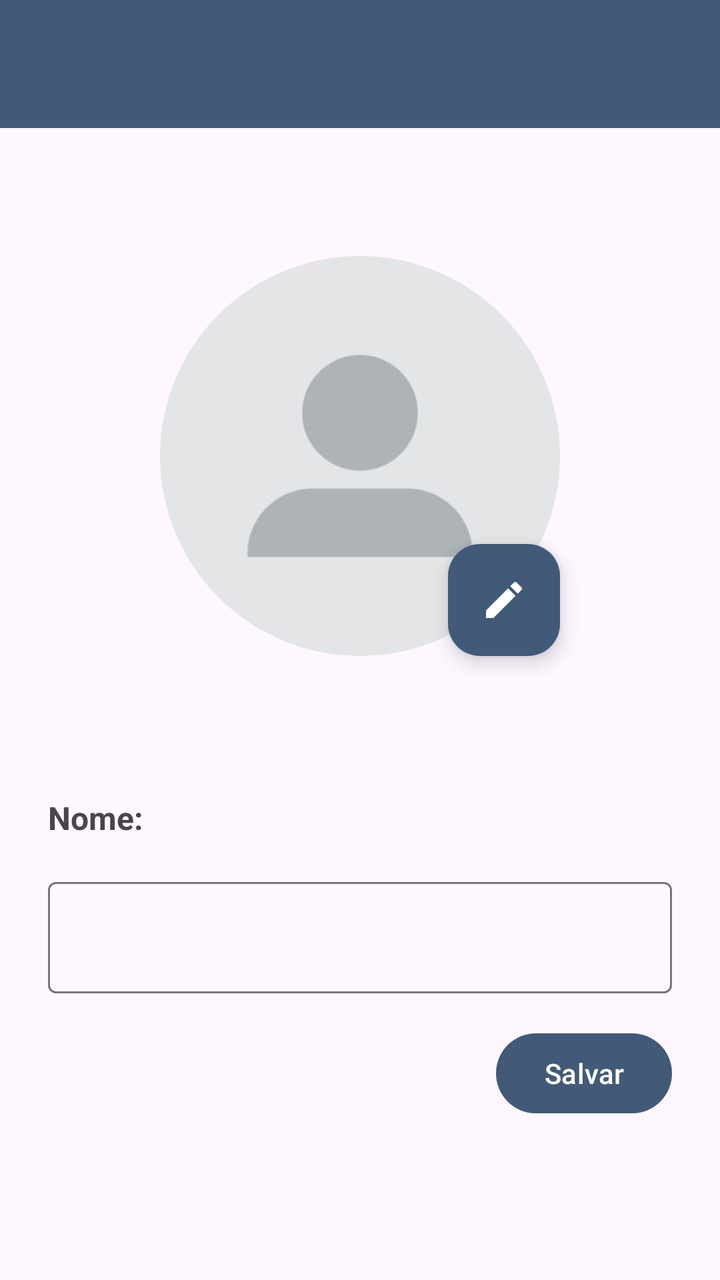
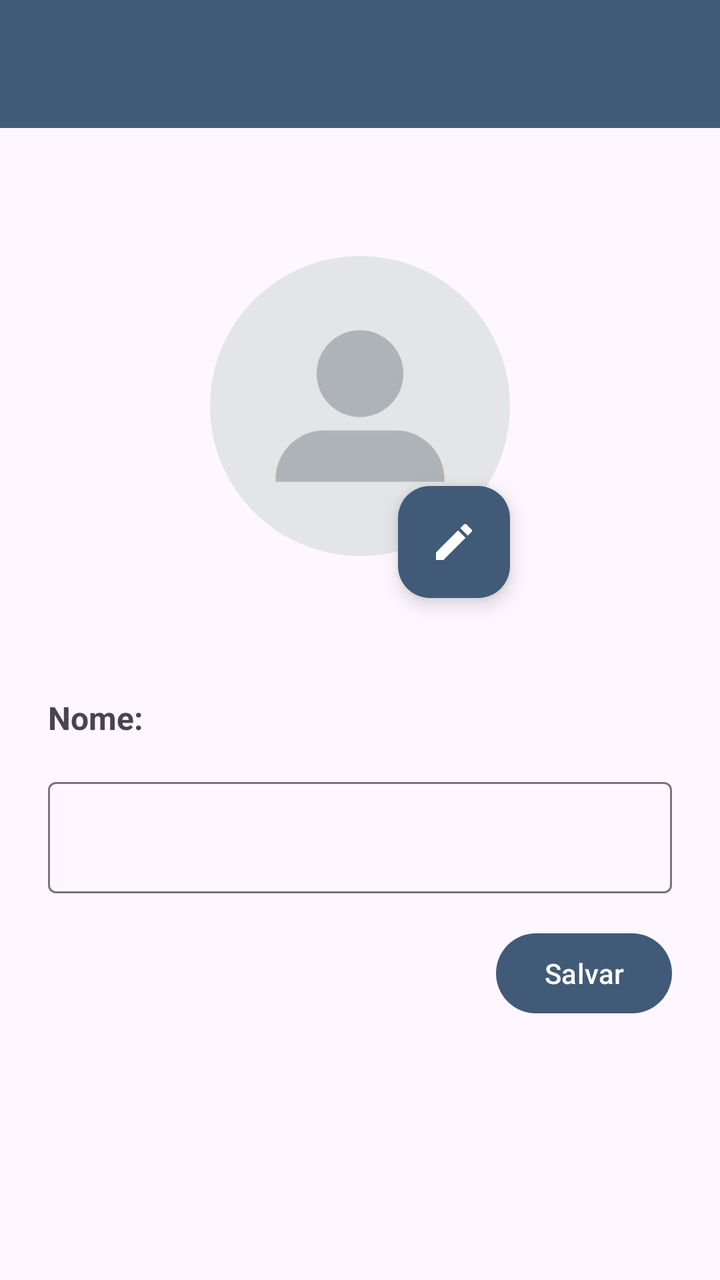

Screens rendered from an Android XML layout before and after an edit, with the pre-edit source and the edit as a unified diff.
<!-- AndroidManifest.xml: application theme Theme.MessageApp -->
<!-- res/layout/activity_profile.xml -->
<?xml version="1.0" encoding="utf-8"?>
<androidx.constraintlayout.widget.ConstraintLayout xmlns:android="http://schemas.android.com/apk/res/android"
    xmlns:app="http://schemas.android.com/apk/res-auto"
    xmlns:tools="http://schemas.android.com/tools"
    android:id="@+id/main"
    android:layout_width="match_parent"
    android:layout_height="match_parent"
    tools:context=".ProfileActivity">

    <include
        android:id="@+id/includeTbProfile"
        layout="@layout/toolbar_register"
        android:layout_width="0dp"
        android:layout_height="wrap_content"
        app:layout_constraintEnd_toEndOf="parent"
        app:layout_constraintHorizontal_bias="0.5"
        app:layout_constraintStart_toStartOf="parent"
        app:layout_constraintTop_toTopOf="parent" />

    <com.google.android.material.imageview.ShapeableImageView
        android:id="@+id/imgProfile"
        android:layout_width="200dp"
        android:layout_height="200dp"
        android:layout_marginTop="64dp"
        app:layout_constraintEnd_toEndOf="parent"
        app:layout_constraintHorizontal_bias="0.5"
        app:layout_constraintStart_toStartOf="parent"
        app:layout_constraintTop_toBottomOf="@+id/includeTbProfile"
        app:shapeAppearanceOverlay="@style/CircularProfilePicture"
        app:srcCompat="@drawable/perfil" />

    <com.google.android.material.floatingactionbutton.FloatingActionButton
        android:id="@+id/fabEditImageProfile"
        android:layout_width="wrap_content"
        android:layout_height="wrap_content"
        android:clickable="true"
        android:contentDescription="@string/edit_button"
        android:focusable="true"
        app:backgroundTint="@color/primary"
        app:layout_constraintBottom_toBottomOf="@+id/imgProfile"
        app:layout_constraintEnd_toEndOf="@+id/imgProfile"
        app:layout_constraintHorizontal_bias="1.0"
        app:layout_constraintStart_toStartOf="@+id/imgProfile"
        app:layout_constraintTop_toTopOf="@+id/imgProfile"
        app:layout_constraintVertical_bias="1.0"
        app:srcCompat="@drawable/ic_edit_24"
        app:tint="@color/white" />

    <TextView
        android:id="@+id/txtProfileName"
        android:layout_width="wrap_content"
        android:layout_height="wrap_content"
        android:layout_marginStart="24dp"
        android:layout_marginTop="70dp"
        android:text="@string/profile_name"
        android:textStyle="bold"
        android:textSize="16sp"
        app:layout_constraintEnd_toEndOf="parent"
        app:layout_constraintHorizontal_bias="0.0"
        app:layout_constraintStart_toStartOf="parent"
        app:layout_constraintTop_toBottomOf="@+id/imgProfile" />

    <com.google.android.material.textfield.TextInputLayout
        android:id="@+id/textInputNameContainerProfile"
        android:layout_width="0dp"
        android:layout_height="wrap_content"
        android:layout_marginStart="24dp"
        android:layout_marginTop="16dp"
        android:layout_marginEnd="24dp"
        app:layout_constraintEnd_toEndOf="parent"
        app:layout_constraintHorizontal_bias="0.5"
        app:layout_constraintStart_toStartOf="parent"
        app:layout_constraintTop_toBottomOf="@+id/txtProfileName">

        <com.google.android.material.textfield.TextInputEditText
            android:id="@+id/editTextNameProfile"
            android:layout_width="match_parent"
            android:layout_height="wrap_content" />
    </com.google.android.material.textfield.TextInputLayout>

    <Button
        android:id="@+id/btnSaveProfile"
        android:layout_width="wrap_content"
        android:layout_height="wrap_content"
        android:layout_marginTop="16dp"
        android:layout_marginEnd="24dp"
        android:text="@string/save_button"
        app:layout_constraintEnd_toEndOf="parent"
        app:layout_constraintHorizontal_bias="1.0"
        app:layout_constraintStart_toStartOf="parent"
        app:layout_constraintTop_toBottomOf="@+id/textInputNameContainerProfile" />

</androidx.constraintlayout.widget.ConstraintLayout>
<!-- res/layout/toolbar_register.xml (included above) -->
<?xml version="1.0" encoding="utf-8"?>
<androidx.constraintlayout.widget.ConstraintLayout xmlns:android="http://schemas.android.com/apk/res/android"
    xmlns:app="http://schemas.android.com/apk/res-auto"
    xmlns:tools="http://schemas.android.com/tools"
    android:layout_width="match_parent"
    android:layout_height="wrap_content">

    <com.google.android.material.appbar.MaterialToolbar
        android:id="@+id/tbRegister"
        android:layout_width="0dp"
        android:layout_height="wrap_content"
        android:background="?attr/colorPrimary"
        android:minHeight="?attr/actionBarSize"
        android:theme="@style/ToolbarTheme"
        app:layout_constraintBottom_toBottomOf="parent"
        app:layout_constraintEnd_toEndOf="parent"
        app:layout_constraintHorizontal_bias="0.5"
        app:layout_constraintStart_toStartOf="parent"
        app:layout_constraintTop_toTopOf="parent"
        app:layout_constraintVertical_bias="0.5" />
</androidx.constraintlayout.widget.ConstraintLayout>
<!-- resources referenced by this layout -->
<resources>
  <color name="primary">#415a77</color>
  <color name="white">#FFFFFFFF</color>
  <!-- drawable ic_edit_24 (drawable) -->
  <vector xmlns:android="http://schemas.android.com/apk/res/android" android:height="24dp" android:tint="#5E5E5E" android:viewportHeight="24" android:viewportWidth="24" android:width="24dp">
        
      <path android:fillColor="@android:color/white" android:pathData="M3,17.25V21h3.75L17.81,9.94l-3.75,-3.75L3,17.25zM20.71,7.04c0.39,-0.39 0.39,-1.02 0,-1.41l-2.34,-2.34c-0.39,-0.39 -1.02,-0.39 -1.41,0l-1.83,1.83 3.75,3.75 1.83,-1.83z"/>
      
  </vector>
  <!-- drawable perfil: jpeg bitmap (drawable, 6796 bytes) -->
  <string name="edit_button">Botão para editar foto de perfil</string>
  <string name="profile_name">Nome:</string>
  <string name="save_button">Salvar</string>
  <style name="CircularProfilePicture">
          <item name="cornerSize">50%</item>
      </style>
  <style name="ToolbarTheme" parent="ThemeOverlay.AppCompat.Dark.ActionBar">
          <item name="android:textColor">
              @color/black
          </item>
      </style>
  <style name="Theme.MessageApp" parent="Base.Theme.MessageApp" />
  <color name="black">#FF000000</color>
  <style name="Base.Theme.MessageApp" parent="Theme.Material3.DayNight.NoActionBar">
          
          <item name="colorPrimary">@color/primary</item>
          <item name="android:actionMenuTextColor">@color/black</item>
      </style>
</resources>

<!-- the commit's change to res/layout/activity_profile.xml (unified diff, before → after) -->
@@ -19,8 +19,8 @@
 
     <com.google.android.material.imageview.ShapeableImageView
         android:id="@+id/imgProfile"
-        android:layout_width="200dp"
-        android:layout_height="200dp"
+        android:layout_width="150dp"
+        android:layout_height="150dp"
         android:layout_marginTop="64dp"
         app:layout_constraintEnd_toEndOf="parent"
         app:layout_constraintHorizontal_bias="0.5"
@@ -33,16 +33,15 @@
         android:id="@+id/fabEditImageProfile"
         android:layout_width="wrap_content"
         android:layout_height="wrap_content"
+        android:layout_marginTop="115dp"
         android:clickable="true"
         android:contentDescription="@string/edit_button"
         android:focusable="true"
         app:backgroundTint="@color/primary"
-        app:layout_constraintBottom_toBottomOf="@+id/imgProfile"
         app:layout_constraintEnd_toEndOf="@+id/imgProfile"
         app:layout_constraintHorizontal_bias="1.0"
         app:layout_constraintStart_toStartOf="@+id/imgProfile"
         app:layout_constraintTop_toTopOf="@+id/imgProfile"
-        app:layout_constraintVertical_bias="1.0"
         app:srcCompat="@drawable/ic_edit_24"
         app:tint="@color/white" />
 
